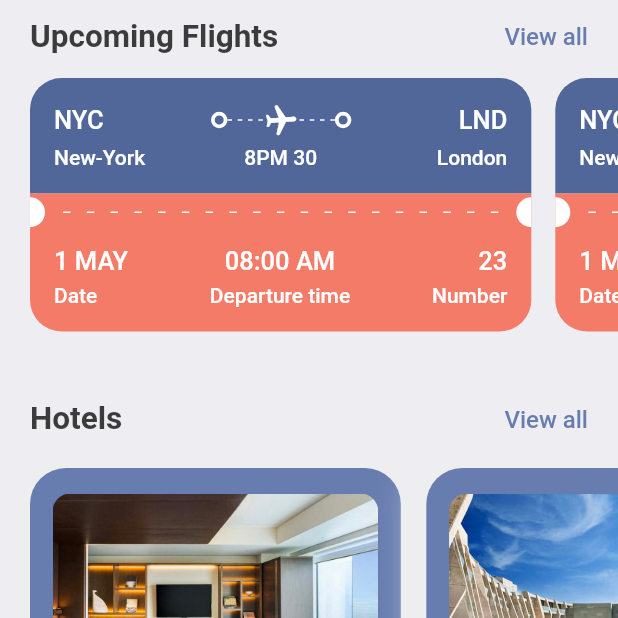
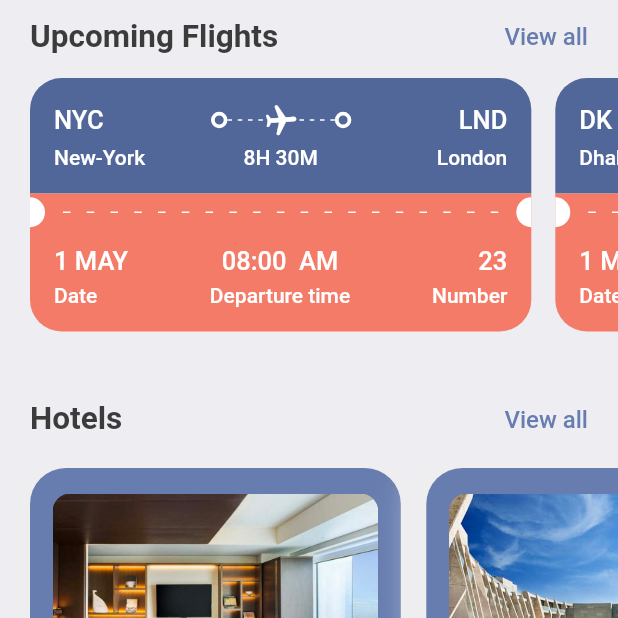
Before and after one commit to ProsperChihimba/tickets-app, a Flutter app: the screen it shows after launch, on a phone screen of 412 x 824 dp, the part 294-912 px from its top. Run offline on Flutter 3.47's test engine with Material 2 defaults, Android fonts, the phone set to English and light mode, and no system bars; our stand-ins replace fluentui_icons, gap.

Commit message:
Update: dynamic ticket data

```diff
--- a/lib/screens/home_screen.dart
+++ b/lib/screens/home_screen.dart
@@ -102,7 +102,9 @@ class _HomeScreenState extends State<HomeScreen> {
             scrollDirection: Axis.horizontal,
             padding: const EdgeInsets.only(left: 20),
             child: Row(
-              children: const [TicketView(), TicketView()],
+              children: ticketList
+                  .map((ticket) => TicketView(ticket: ticket))
+                  .toList(),
             ),
           ),
 
--- a/lib/screens/ticket_view.dart
+++ b/lib/screens/ticket_view.dart
@@ -5,7 +5,8 @@ import 'package:tickets/utils/app_styles.dart';
 import 'package:tickets/widgets/thick_container.dart';
 
 class TicketView extends StatelessWidget {
-  const TicketView({super.key});
+  final Map<String, dynamic> ticket;
+  const TicketView({super.key, required this.ticket});
 
   @override
   Widget build(BuildContext context) {
@@ -32,7 +33,7 @@ class TicketView extends StatelessWidget {
                   Row(
                     children: [
                       Text(
-                        "NYC",
+                        ticket['from']['code'],
                         style:
                             Styles.headLineStyle3.copyWith(color: Colors.white),
                       ),
@@ -77,7 +78,7 @@ class TicketView extends StatelessWidget {
                       const ThickContainer(),
                       const Spacer(),
                       Text(
-                        "LND",
+                        ticket['to']['code'],
                         style:
                             Styles.headLineStyle3.copyWith(color: Colors.white),
                       )
@@ -92,20 +93,20 @@ class TicketView extends StatelessWidget {
                       SizedBox(
                         width: 100,
                         child: Text(
-                          "New-York",
+                          ticket['from']['name'],
                           style: Styles.headLineStyle4
                               .copyWith(color: Colors.white),
                         ),
                       ),
                       Text(
-                        "8PM 30",
+                        ticket['flying_time'],
                         style:
                             Styles.headLineStyle4.copyWith(color: Colors.white),
                       ),
                       SizedBox(
                         width: 100,
                         child: Text(
-                          "London",
+                          ticket['to']['name'],
                           textAlign: TextAlign.end,
                           style: Styles.headLineStyle4
                               .copyWith(color: Colors.white),
@@ -188,7 +189,7 @@ class TicketView extends StatelessWidget {
                         crossAxisAlignment: CrossAxisAlignment.start,
                         children: [
                           Text(
-                            "1 MAY",
+                            ticket['date'],
                             style: Styles.headLineStyle3
                                 .copyWith(color: Colors.white),
                           ),
@@ -204,7 +205,7 @@ class TicketView extends StatelessWidget {
                         crossAxisAlignment: CrossAxisAlignment.center,
                         children: [
                           Text(
-                            "08:00 AM",
+                            ticket['departure_time'],
                             style: Styles.headLineStyle3
                                 .copyWith(color: Colors.white),
                           ),
@@ -220,7 +221,7 @@ class TicketView extends StatelessWidget {
                         crossAxisAlignment: CrossAxisAlignment.end,
                         children: [
                           Text(
-                            "23",
+                            ticket['number'],
                             style: Styles.headLineStyle3
                                 .copyWith(color: Colors.white),
                           ),
--- a/lib/utils/app_info_list.dart
+++ b/lib/utils/app_info_list.dart
@@ -18,3 +18,22 @@ List<Map<String, dynamic>> hotelList = [
     'price': 25
   },
 ];
+
+List<Map<String, dynamic>> ticketList = [
+  {
+    "from": {"code": "NYC", "name": "New-York"},
+    "to": {"code": "LND", "name": "London"},
+    "flying_time": "8H 30M",
+    "date": "1 MAY",
+    "departure_time": "08:00  AM",
+    "number": "23"
+  },
+  {
+    "from": {"code": "DK", "name": "Dhaka"},
+    "to": {"code": "SH", "name": "Shanghai"},
+    "flying_time": "4H 30M",
+    "date": "1 MAY",
+    "departure_time": "09:00  AM",
+    "number": "45"
+  },
+];
```
